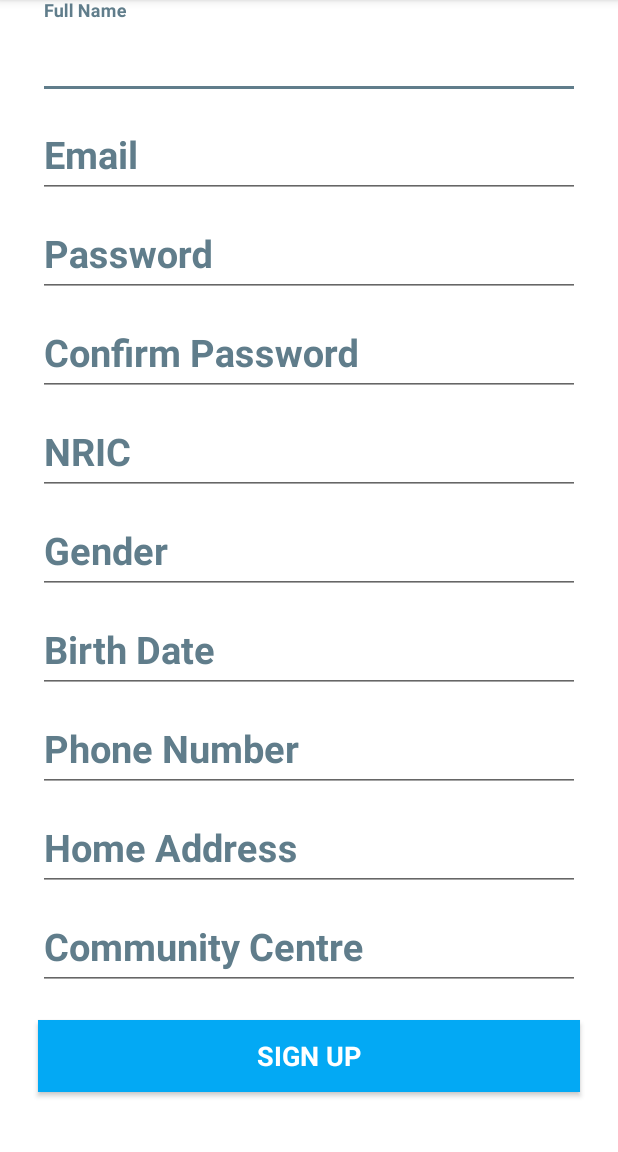
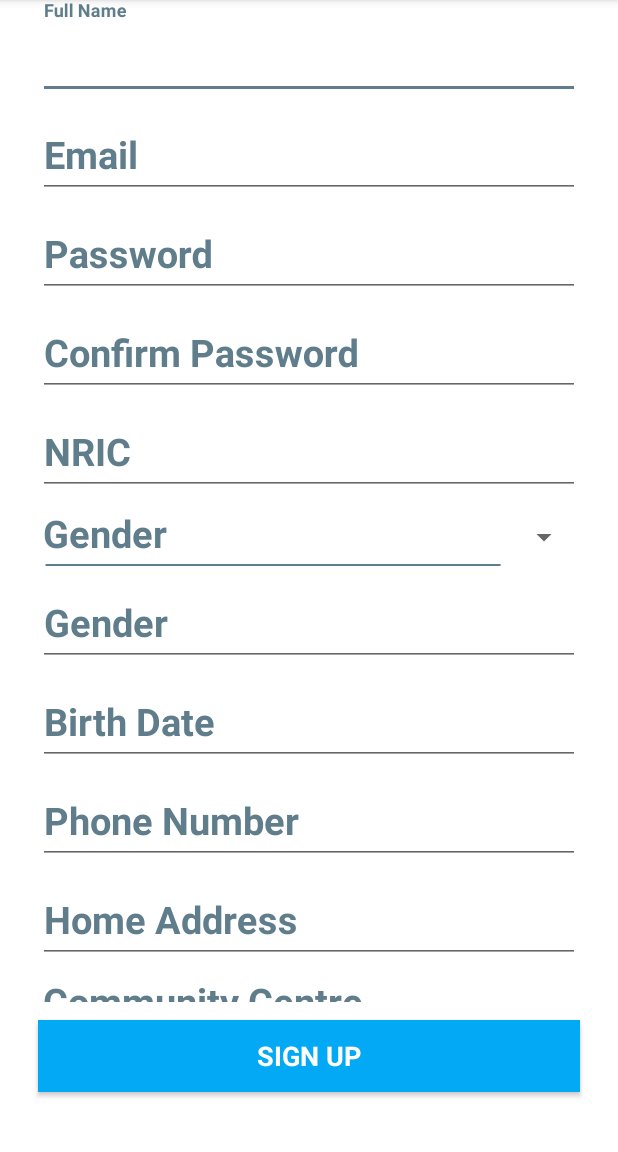
Before and after one commit to lawryyxD/TNAP, an Android app: the RegisterActivity screen opened directly, with no data from a screen before it, on a phone screen of 412 x 824 dp, the part 84-1236 px from its top. Run offline under Robolectric (Android 15) with nearby library versions, the phone set to English and light mode, and no system bars; our stand-ins replace Firebase (no records; nobody signed in at launch, a user with empty details on screens opened directly).

Commit message:
added in spinner for dropdown possibility

```diff
--- a/app/src/main/java/neighbourhoodapp/tnap/com/tnap/RegisterActivity.java
+++ b/app/src/main/java/neighbourhoodapp/tnap/com/tnap/RegisterActivity.java
@@ -14,9 +14,14 @@ import android.view.KeyEvent;
 import android.view.MenuItem;
 import android.view.View;
 import android.view.inputmethod.EditorInfo;
+import android.widget.AdapterView;
+import android.widget.AdapterView.OnItemSelectedListener;
+import android.widget.ArrayAdapter;
 import android.widget.AutoCompleteTextView;
 import android.widget.EditText;
+import android.widget.Spinner;
 import android.widget.TextView;
+import android.widget.Toast;
 
 import com.google.android.gms.tasks.OnCompleteListener;
 import com.google.android.gms.tasks.OnFailureListener;
@@ -29,7 +34,7 @@ import com.google.firebase.firestore.FirebaseFirestore;
 import java.util.HashMap;
 import java.util.Map;
 
-public class RegisterActivity extends AppCompatActivity {
+public class RegisterActivity extends AppCompatActivity implements OnItemSelectedListener{
 
     // TODO: Add member variables here:
     // UI references.
@@ -78,9 +83,26 @@ public class RegisterActivity extends AppCompatActivity {
             }
         });
 
-        // TODO: Get hold of an instance of FirebaseAuth
+        // Get hold of an instance of FirebaseAuth
         mAuth = FirebaseAuth.getInstance();
         mDatabase = FirebaseFirestore.getInstance();
+
+        // Initiate drop-down menus
+        // Gender drop-down spinner
+        Spinner gender = findViewById(R.id.gender_dropdown);
+        ArrayAdapter<CharSequence> gender_adapter = ArrayAdapter.createFromResource(this, R.array.gender_array, R.layout.spinner_item);
+        gender_adapter.setDropDownViewResource(R.layout.spinner_dropdown_item);
+        gender.setAdapter(gender_adapter);
+        gender.setOnItemSelectedListener(this);
+
+        // Initiate drop-down menus
+        // Community Centre drop-down
+        Spinner communitycentre = findViewById(R.id.cc_dropdown);
+        ArrayAdapter<CharSequence> communitycentre_adapter = ArrayAdapter.createFromResource(this, R.array.cc_array, R.layout.spinner_item);
+        communitycentre_adapter.setDropDownViewResource(R.layout.spinner_dropdown_item);
+        communitycentre.setAdapter(communitycentre_adapter);
+        communitycentre.setOnItemSelectedListener(this);
+
     }
 
     // Executed when Sign Up button is pressed.
@@ -214,4 +236,14 @@ public class RegisterActivity extends AppCompatActivity {
         return true;
     }
 
+    @Override
+    public void onItemSelected(AdapterView<?> parent, View view, int position, long id) {
+        String text = parent.getItemAtPosition(position).toString();
+        //Toast.makeText(parent.getContext(), text, Toast.LENGTH_SHORT).show();
+    }
+
+    @Override
+    public void onNothingSelected(AdapterView<?> parent) {
+
+    }
 }
--- a/app/src/main/res/layout/activity_register.xml
+++ b/app/src/main/res/layout/activity_register.xml
@@ -138,6 +138,16 @@
 
             </android.support.design.widget.TextInputLayout>
 
+            <Spinner
+                android:id="@+id/gender_dropdown"
+                android:layout_width="match_parent"
+                android:layout_height="wrap_content"
+                android:layout_marginStart="23dp"
+                android:layout_marginEnd="25dp"
+                android:layout_marginTop="8dp"
+                android:spinnerMode="dropdown"
+                />
+
             <android.support.design.widget.TextInputLayout
                 android:layout_width="match_parent"
                 android:layout_height="match_parent"
@@ -229,6 +239,17 @@
                     android:textStyle="bold" />
 
             </android.support.design.widget.TextInputLayout>
+
+            <Spinner
+                android:id="@+id/cc_dropdown"
+                android:layout_width="match_parent"
+                android:layout_height="wrap_content"
+                android:layout_marginStart="23dp"
+                android:layout_marginEnd="25dp"
+                android:layout_marginTop="8dp"
+                android:spinnerMode="dropdown"
+                />
+
             <android.support.design.widget.TextInputLayout
                 android:layout_width="match_parent"
                 android:layout_height="match_parent"
--- /dev/null
+++ b/app/src/main/res/layout/spinner_dropdown_item.xml
@@ -0,0 +1,14 @@
+<?xml version="1.0" encoding="utf-8"?>
+<CheckedTextView
+    xmlns:android="http://schemas.android.com/apk/res/android"
+    android:id="@android:id/text1"
+    android:layout_width="match_parent"
+    android:layout_height="wrap_content"
+    android:textSize="20sp"
+    android:ellipsize="marquee"
+    android:paddingBottom="15dp"
+    android:paddingLeft="10dp"
+    android:paddingRight="15dp"
+    android:paddingTop="15dp"
+    android:singleLine="true"
+    />
--- /dev/null
+++ b/app/src/main/res/layout/spinner_item.xml
@@ -0,0 +1,12 @@
+<?xml version="1.0" encoding="utf-8"?>
+<TextView
+    xmlns:android="http://schemas.android.com/apk/res/android"
+    android:layout_width="match_parent"
+    android:layout_height="40dp"
+    android:background="@drawable/background_dropdown"
+    android:textSize="25sp"
+    android:gravity="left|bottom|clip_vertical"
+    android:textColor="@color/accent"
+    android:padding="5dip"
+    android:textStyle="bold"
+    />
--- a/app/src/main/res/values/strings.xml
+++ b/app/src/main/res/values/strings.xml
@@ -31,6 +31,19 @@
 
     <string name="action_save_profile">Save Profile</string>
 
+    <string-array name="gender_array">
+        <item>Gender</item>
+        <item>Male</item>
+        <item>Female</item>
+    </string-array>
+
+    <string-array name="cc_array">
+        <item>Community Centre</item>
+        <item>Senja-Cashew CC</item>
+        <item>NUS Computing</item>
+        <item>NUS Business</item>
+    </string-array>
+
     <!-- TODO: Remove or change this placeholder text -->
     <string name="hello_main_fragment">Loading your CC...</string>
     <string name="hello_events_fragment">Hello events fragment</string>
```
Also changed, not shown: app/src/main/res/drawable/background_dropdown.png (added).
